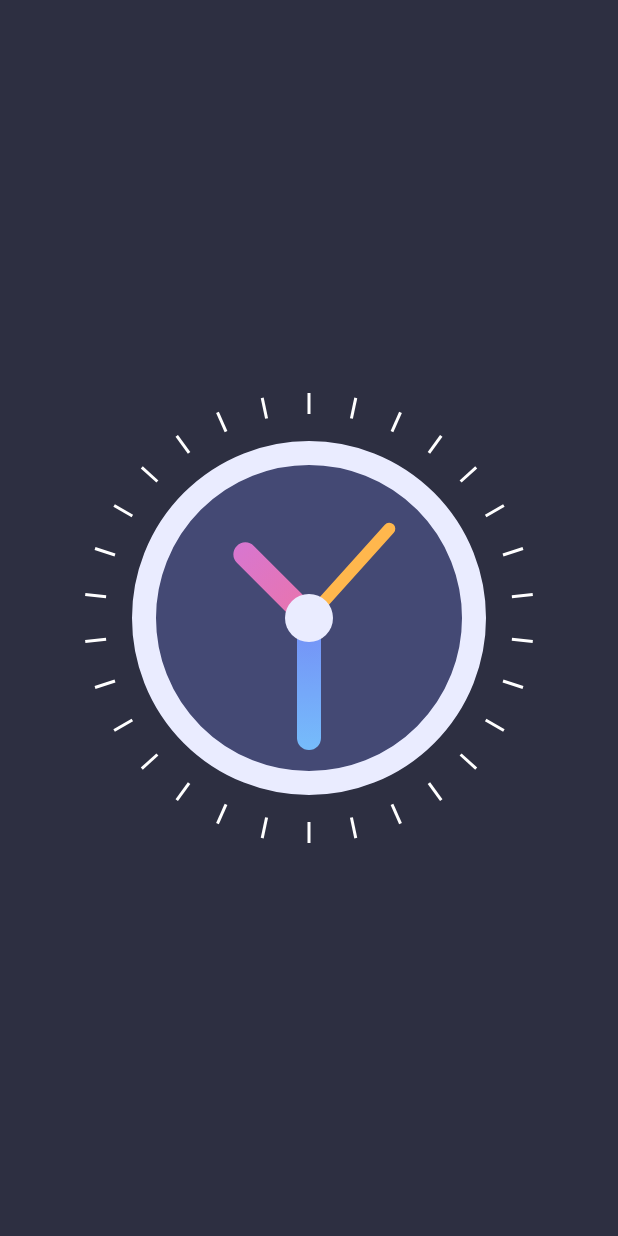
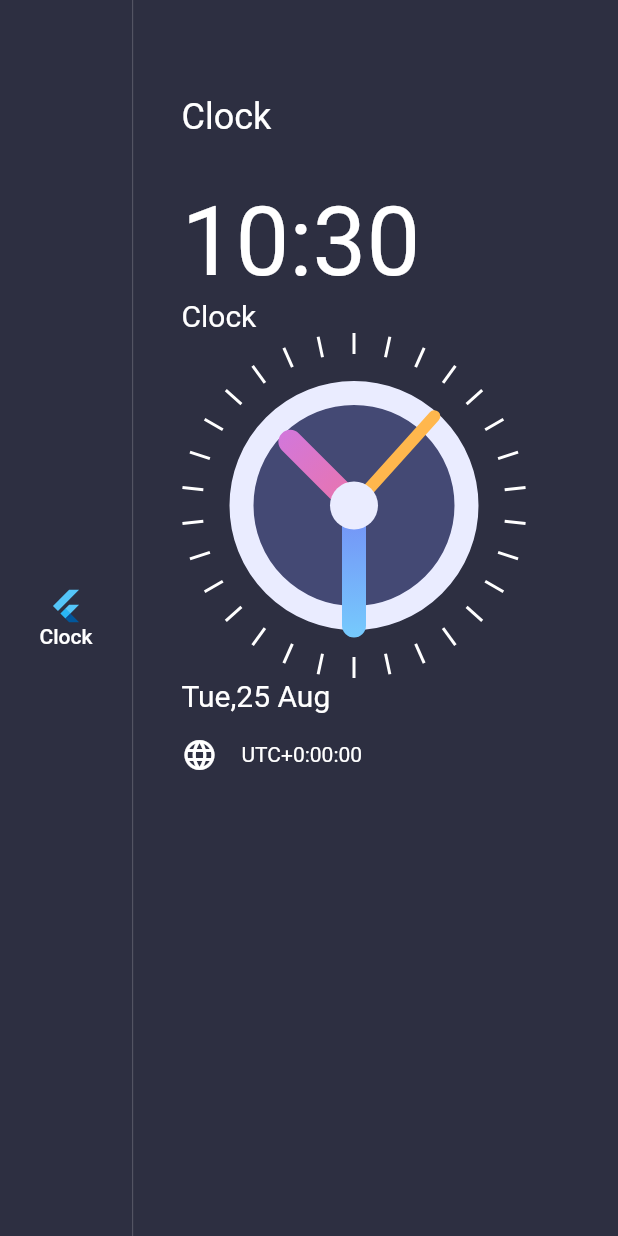
Before and after one commit to savagecarol/clock, a Flutter app: the screen it shows after launch, on a phone screen of 412 x 824 dp. Run offline on Flutter 3.47's test engine with Material 2 defaults, Android fonts, the phone set to English and light mode, and no system bars.

Commit message:
cloack functioning

```diff
--- a/lib/ClockPainter.dart
+++ b/lib/ClockPainter.dart
@@ -70,6 +70,7 @@ class ClockPainter extends CustomPainter {
 
     canvas.drawCircle(center, 16, centerFillBrush);
 
+
     var outerCircleRadius = radius;
     var innerCircleRadius = radius - 14;
     for (double i = 0; i < 360; i += 12) {
@@ -82,6 +83,8 @@ class ClockPainter extends CustomPainter {
       canvas.drawLine(Offset(x1, y1), Offset(x2, y2), dashBrush);
 
 
+
+
     }
   }
 
--- a/lib/ClockView.dart
+++ b/lib/ClockView.dart
@@ -21,8 +21,8 @@ class _ClockViewState extends State<ClockView> {
   @override
   Widget build(BuildContext context) {
     return Container(
-      width: 300,
-      height: 300,
+      width: 230,
+      height: 230,
       child: Transform.rotate(
         angle: -pi / 2,
         child: CustomPaint(
--- a/lib/HomePage.dart
+++ b/lib/HomePage.dart
@@ -1,5 +1,7 @@
 import 'package:clock/ClockView.dart';
+import 'package:clock/genralwidget.dart';
 import 'package:flutter/material.dart';
+import 'package:intl/intl.dart';
 
 class HomePage extends StatefulWidget {
   @override
@@ -11,19 +13,74 @@ var h, w, t;
 class _HomePageState extends State<HomePage> {
   var Context;
 
+  Genral g = new Genral();
+
   @override
   Widget build(BuildContext context) {
+    var now = DateTime.now();
+    var formattedTime = DateFormat('HH:mm').format(now);
+    var formattedDate = DateFormat('EEE,d MMM').format(now);
+    var timezoneeString = now.timeZoneOffset.toString().split('.').first;
+    var offestsign = '';
+    if (!timezoneeString.startsWith('-')) offestsign = '+';
+    print(timezoneeString);
+
     Context = context;
     h = MediaQuery.of(context).size.height;
     w = MediaQuery.of(context).size.width;
     t = MediaQuery.of(context).textScaleFactor * h;
     return Scaffold(
-        body: Container(
-          alignment: Alignment.center,
-      color: Color(0xFF2D2F41),
-      child:ClockView(),
+        backgroundColor: Color(0xFF2D2F41),
+        body: Row(
+          children: <Widget>[
 
+          Column(
 
-    ));
+            mainAxisAlignment: MainAxisAlignment.center,
+            children: <Widget>[
+              FlatButton(
+                  onPressed: () {},
+                  child: Column(
+                    children: <Widget>[
+                      FlutterLogo(),
+                      g.text('Clock', Colors.white, 14),
+                    ],
+                  ))
+            ],
+          ),
+
+          VerticalDivider(
+            color: Colors.white24,
+            width: 1,
+          ),
+
+          Expanded(
+                      child: Container(
+              padding: EdgeInsets.symmetric(horizontal: 32,vertical: 64),
+              alignment: Alignment.center,
+              color: Color(0xFF2D2F41),
+              child: Column(
+                crossAxisAlignment: CrossAxisAlignment.start,
+                children: <Widget>[
+                  g.text('Clock', Colors.white, 24.0),
+                  g.spaceh(32),
+                  g.text(formattedTime, Colors.white, 64),
+                  g.text('Clock', Colors.white, 20),
+                  ClockView(),
+                  g.text(formattedDate, Colors.white, 20),
+                  g.spaceh(16),
+                  Row(
+                    children: <Widget>[
+                      g.icon(Icons.language, Colors.white),
+                      g.spacew(16),
+                      g.text(
+                          'UTC' + offestsign + timezoneeString, Colors.white, 14),
+                    ],
+                  )
+                ],
+              ),
+            ),
+          ),
+        ]));
   }
 }
--- /dev/null
+++ b/lib/genralwidget.dart
@@ -0,0 +1,26 @@
+import 'package:flutter/material.dart';
+
+class Genral {
+  text(var str, Color a, double size) {
+    return Text(str, style: TextStyle(color: a, fontSize: size));
+  }
+
+  spaceh(double h) {
+    return SizedBox(
+      height: h,
+    );
+  }
+
+    spacew(double w) {
+    return SizedBox(
+      width: w,
+    );
+  }
+
+  icon(IconData a,Color b){return Icon(
+                a,
+               color: b,
+            );}
+
+
+}
--- a/pubspec.yaml
+++ b/pubspec.yaml
@@ -28,6 +28,7 @@ dependencies:
   # Use with the CupertinoIcons class for iOS style icons.
   cupertino_icons: ^0.1.3
   sqflite: ^1.3.1
+  intl : ^0.16.1
 
 dev_dependencies:
   flutter_test:
```
Also changed, not shown: pubspec.lock.
